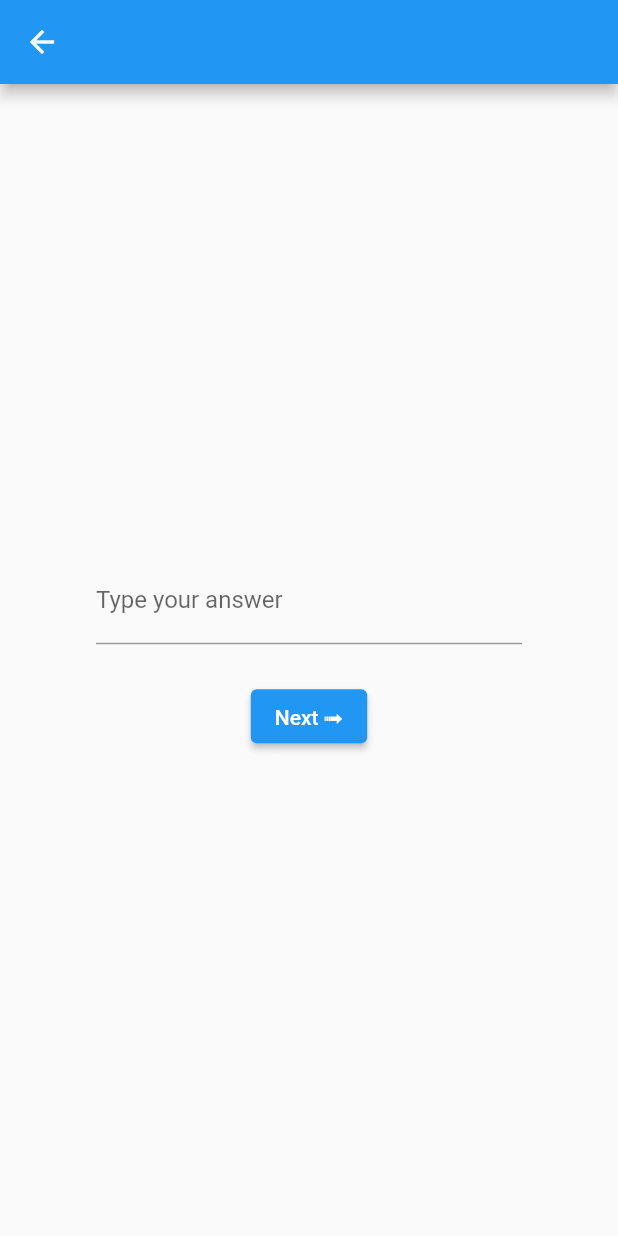
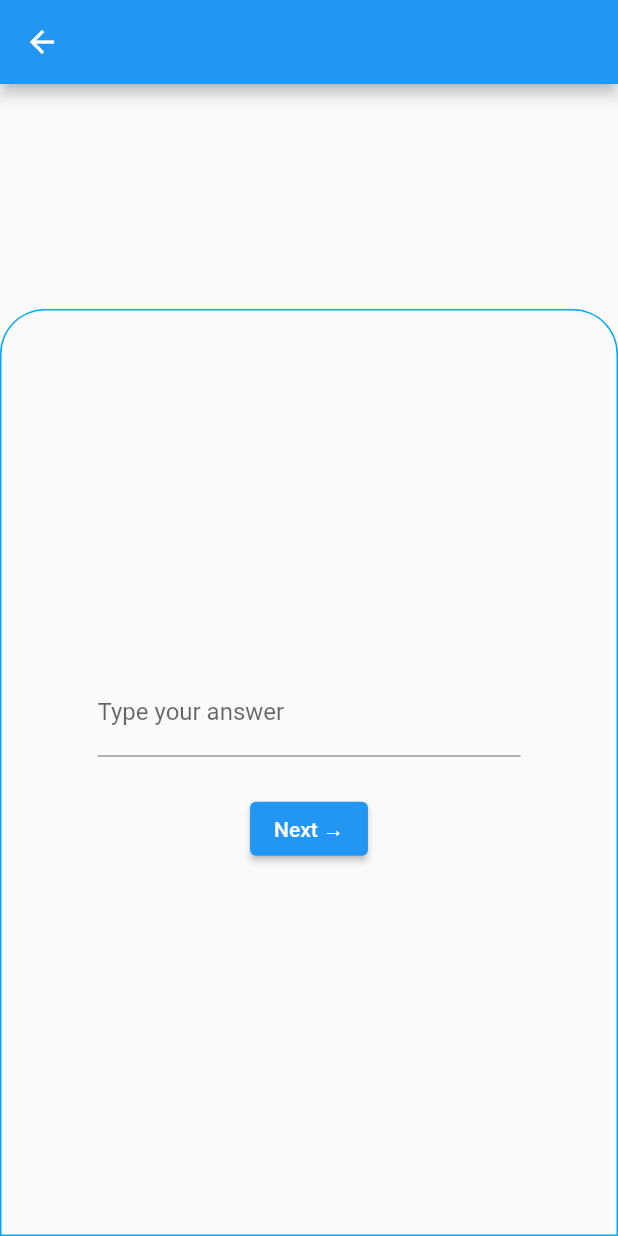
Before and after one commit to cyclexit/object_guesser, a Flutter app: the AboutPage screen opened by its route, on a phone screen of 412 x 824 dp. Run offline on Flutter 3.47's test engine with Material 2 defaults, Android fonts, the phone set to English and light mode, and no system bars; our stand-ins replace font_awesome_flutter.

Commit message:
Make progress in UserInputForm

```diff
--- a/lib/game/user_input_regex.dart
+++ b/lib/game/user_input_regex.dart
@@ -1,4 +1,5 @@
-//Input text alphabets: “a-z”, “A-Z”, “-”(dash), “ ”(space)
+// Input text alphabets: “a-z”, “A-Z”, “-”(dash), “ ”(space)
+// TODO: make input "   dog-" invalid
 final RegExp userInputRegExp =
     RegExp(r"^$|\s|^[a-zA-Z\s]+[a-zA-Z-\s]*[a-zA-Z\s]$");
 
--- a/lib/ui/forms/user_input_form.dart
+++ b/lib/ui/forms/user_input_form.dart
@@ -1,6 +1,7 @@
 import 'package:flutter/material.dart';
 
 import 'package:object_guesser/game/user_input_regex.dart';
+import 'package:object_guesser/ui/size_helper.dart';
 import 'package:object_guesser/ui/widgets/next_button.dart';
 
 class UserInputForm extends StatefulWidget {
@@ -14,17 +15,28 @@ class _UserInputFormState extends State<UserInputForm> {
   final _formKey = GlobalKey<FormState>();
   final _userInputController = TextEditingController();
 
+  // TODO:
+  // 1. Add the game mode header
+  // 2. Add the image placeholder
   @override
   Widget build(BuildContext context) {
     return Form(
         key: _formKey,
+        child: Container(
+          height: percentageHeight(context, 0.75),
+          decoration: BoxDecoration(
+              // TODO: remove the colorful border when the game pages are done.
+              border: Border.all(color: Colors.lightBlue),
+              borderRadius: const BorderRadius.only(
+                  topLeft: Radius.circular(30), topRight: Radius.circular(30))),
           child: Column(
             mainAxisAlignment: MainAxisAlignment.center,
             mainAxisSize: MainAxisSize.min,
             crossAxisAlignment: CrossAxisAlignment.center,
             children: [
               Padding(
-              padding: const EdgeInsets.symmetric(horizontal: 64, vertical: 8),
+                padding:
+                    const EdgeInsets.symmetric(horizontal: 64, vertical: 8),
                 child: TextFormField(
                   controller: _userInputController,
                   validator: (String? value) {
@@ -52,14 +64,15 @@ class _UserInputFormState extends State<UserInputForm> {
                       // save the information in a database.
                       ScaffoldMessenger.of(context).showSnackBar(
                         SnackBar(
-                          content:
-                              Text("You enter: ${_userInputController.text}")),
+                            content: Text(
+                                "You enter: ${_userInputController.text}")),
                       );
                     }
                   },
                 ),
               ),
             ],
+          ),
         ));
   }
 }
--- a/lib/ui/pages/about/about.dart
+++ b/lib/ui/pages/about/about.dart
@@ -11,7 +11,8 @@ class AboutPage extends StatelessWidget {
   Widget build(BuildContext context) {
     return Scaffold(
       appBar: AppBar(),
-      body: const Center(child: UserInputForm()),
+      body: const Align(
+          alignment: Alignment.bottomCenter, child: UserInputForm()),
     );
   }
 }
--- a/lib/ui/widgets/next_button.dart
+++ b/lib/ui/widgets/next_button.dart
@@ -9,7 +9,7 @@ class NextButton extends StatelessWidget {
   Widget build(BuildContext context) {
     return Padding(
       padding: const EdgeInsets.symmetric(horizontal: 8, vertical: 8),
-      child: ElevatedButton(onPressed: onPressed, child: const Text("Next ➟")),
+      child: ElevatedButton(onPressed: onPressed, child: const Text("Next →")),
     );
   }
 }
```
Lines whose indentation alone changed are shown as unchanged.
